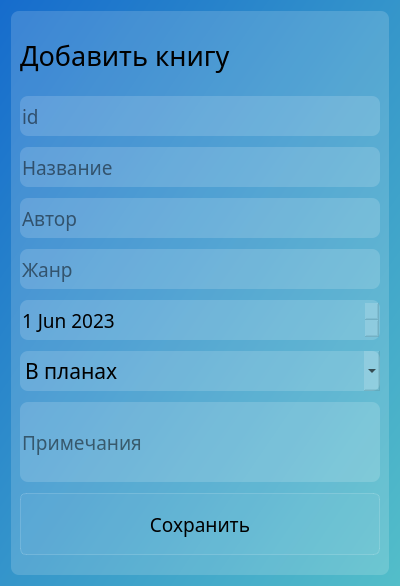
Eliot-Y/BookTrack, file add_ed_window.ui: the form before one commit.
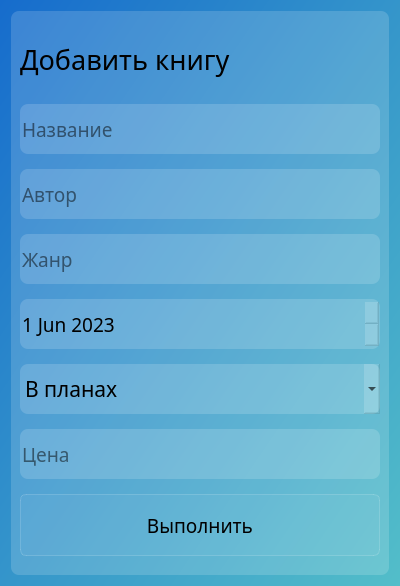
The form after the commit. Icons and pictures are not drawn.

```diff
--- a/add_ed_window.ui
+++ b/add_ed_window.ui
@@ -52,6 +52,9 @@
           <pointsize>20</pointsize>
          </font>
         </property>
+        <property name="autoFillBackground">
+         <bool>false</bool>
+        </property>
         <property name="styleSheet">
          <string notr="true">border: none;
 /*font-weight: bold;*/
@@ -62,33 +65,28 @@
         <property name="text">
          <string>Добавить книгу</string>
         </property>
-       </widget>
-      </item>
-      <item>
-       <widget class="QLineEdit" name="le_id_description">
-        <property name="font">
-         <font>
-          <family>Microsoft YaHei UI Light</family>
-          <pointsize>14</pointsize>
-         </font>
-        </property>
-        <property name="styleSheet">
-         <string notr="true">font-size: 14pt;
-height: 40px;</string>
-        </property>
-        <property name="placeholderText">
-         <string>id</string>
+        <property name="margin">
+         <number>0</number>
         </property>
        </widget>
       </item>
       <item>
        <widget class="QLineEdit" name="le_title_description">
+        <property name="minimumSize">
+         <size>
+          <width>0</width>
+          <height>50</height>
+         </size>
+        </property>
         <property name="font">
          <font>
           <family>Microsoft YaHei UI Light</family>
           <pointsize>14</pointsize>
          </font>
         </property>
+        <property name="autoFillBackground">
+         <bool>true</bool>
+        </property>
         <property name="styleSheet">
          <string notr="true">font-size: 14pt;
 height: 40px;</string>
@@ -100,12 +98,21 @@
       </item>
       <item>
        <widget class="QLineEdit" name="le_author_description">
+        <property name="minimumSize">
+         <size>
+          <width>0</width>
+          <height>50</height>
+         </size>
+        </property>
         <property name="font">
          <font>
           <family>Microsoft YaHei UI Light</family>
           <pointsize>14</pointsize>
          </font>
         </property>
+        <property name="autoFillBackground">
+         <bool>true</bool>
+        </property>
         <property name="styleSheet">
          <string notr="true">font-size: 14pt;
 height: 40px;</string>
@@ -116,7 +123,13 @@
        </widget>
       </item>
       <item>
-       <widget class="QLineEdit" name="le_author_description_2">
+       <widget class="QLineEdit" name="le_genre_description">
+        <property name="minimumSize">
+         <size>
+          <width>0</width>
+          <height>50</height>
+         </size>
+        </property>
         <property name="font">
          <font>
           <family>Microsoft YaHei UI Light</family>
@@ -134,6 +147,12 @@
       </item>
       <item>
        <widget class="QDateEdit" name="de_date_description">
+        <property name="minimumSize">
+         <size>
+          <width>0</width>
+          <height>50</height>
+         </size>
+        </property>
         <property name="font">
          <font>
           <family>Microsoft YaHei UI Light</family>
@@ -158,7 +177,7 @@
         <property name="minimumSize">
          <size>
           <width>0</width>
-          <height>0</height>
+          <height>50</height>
          </size>
         </property>
         <property name="maximumSize">
@@ -224,7 +243,7 @@
         <property name="minimumSize">
          <size>
           <width>0</width>
-          <height>80</height>
+          <height>50</height>
          </size>
         </property>
         <property name="font">
@@ -238,7 +257,7 @@
 height: 40px;</string>
         </property>
         <property name="placeholderText">
-         <string>Примечания</string>
+         <string>Цена</string>
         </property>
        </widget>
       </item>
@@ -268,7 +287,7 @@
 }</string>
         </property>
         <property name="text">
-         <string>Сохранить</string>
+         <string>Выполнить</string>
         </property>
         <property name="icon">
          <iconset>
```
Left out of the diff: 10 changed lines with no effect on the pictures.
